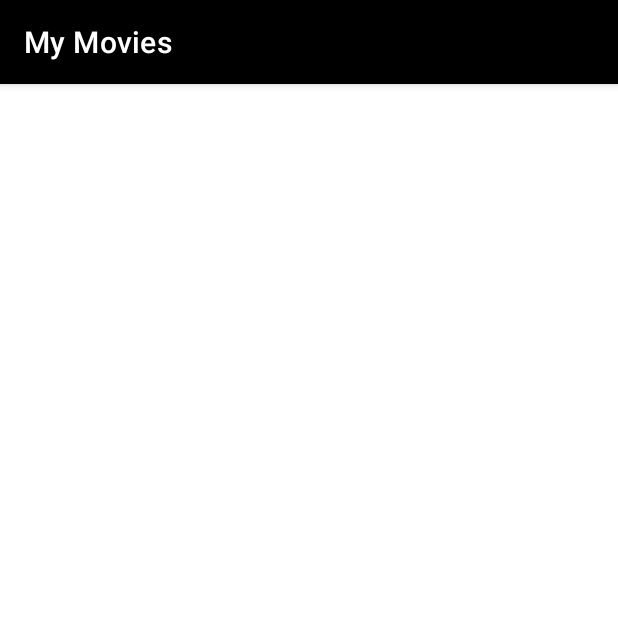
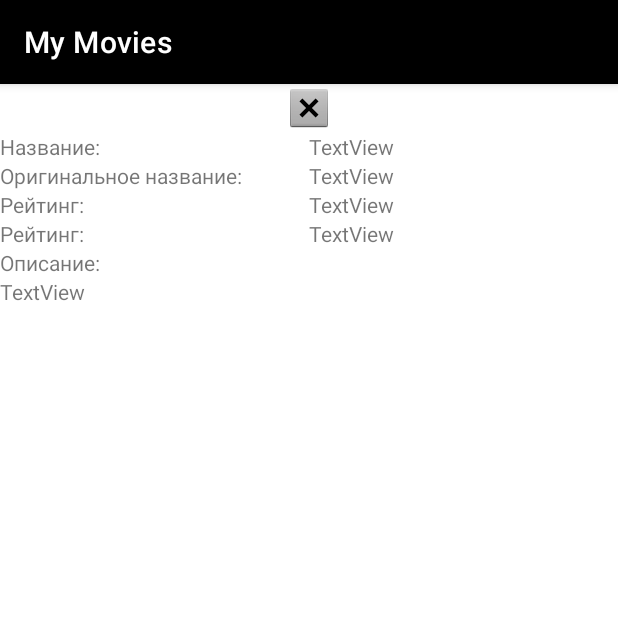
Before and after one commit to dgmedvedev/MyMovies, an Android app: the DetailActivity screen opened directly, with no data from a screen before it, on a phone screen of 412 x 824 dp, the top half of it. Run offline under Robolectric (Android 15) with nearby library versions, the phone set to English and light mode, and no system bars.

Commit message:
Changed activity_detail.xml

```diff
--- a/app/src/main/java/com/demo/mymovies/DetailActivity.java
+++ b/app/src/main/java/com/demo/mymovies/DetailActivity.java
@@ -3,12 +3,27 @@ package com.demo.mymovies;
 import androidx.appcompat.app.AppCompatActivity;
 
 import android.os.Bundle;
+import android.widget.ImageView;
+import android.widget.TextView;
 
 public class DetailActivity extends AppCompatActivity {
+
+    private ImageView imageViewBigPoster;
+    private TextView textViewTitle;
+    private TextView textViewOriginalTitle;
+    private TextView textViewRating;
+    private TextView textViewReleaseDate;
+    private TextView textViewOverview;
 
     @Override
     protected void onCreate(Bundle savedInstanceState) {
         super.onCreate(savedInstanceState);
         setContentView(R.layout.activity_detail);
+        imageViewBigPoster = findViewById(R.id.imageViewBigPoster);
+        textViewTitle = findViewById(R.id.textViewTitle);
+        textViewOriginalTitle = findViewById(R.id.textViewOriginalTitle);
+        textViewRating = findViewById(R.id.textViewRating);
+        textViewReleaseDate = findViewById(R.id.textViewReleaseDate);
+        textViewOverview = findViewById(R.id.textViewOverview);
     }
 }
--- a/app/src/main/res/layout/activity_detail.xml
+++ b/app/src/main/res/layout/activity_detail.xml
@@ -6,4 +6,104 @@
     android:layout_height="match_parent"
     tools:context=".DetailActivity">
 
+    <ImageView
+        android:id="@+id/imageViewBigPoster"
+        android:layout_width="wrap_content"
+        android:layout_height="wrap_content"
+        app:layout_constraintEnd_toEndOf="parent"
+        app:layout_constraintStart_toStartOf="parent"
+        app:layout_constraintTop_toTopOf="parent"
+        app:srcCompat="@android:drawable/btn_dialog" />
+
+    <TextView
+        android:id="@+id/textViewLabelTitle"
+        android:layout_width="wrap_content"
+        android:layout_height="wrap_content"
+        android:text="Название:"
+        app:layout_constraintStart_toStartOf="parent"
+        app:layout_constraintTop_toBottomOf="@+id/imageViewBigPoster" />
+
+    <androidx.constraintlayout.widget.Guideline
+        android:id="@+id/guidelineCenter"
+        android:layout_width="wrap_content"
+        android:layout_height="wrap_content"
+        android:orientation="vertical"
+        app:layout_constraintGuide_percent="0.5" />
+
+    <TextView
+        android:id="@+id/textViewTitle"
+        android:layout_width="0dp"
+        android:layout_height="wrap_content"
+        android:text="TextView"
+        app:layout_constraintEnd_toEndOf="parent"
+        app:layout_constraintStart_toStartOf="@+id/guidelineCenter"
+        app:layout_constraintTop_toBottomOf="@+id/imageViewBigPoster" />
+
+    <TextView
+        android:id="@+id/textViewLabelOriginalTitle"
+        android:layout_width="wrap_content"
+        android:layout_height="wrap_content"
+        android:text="Оригинальное название:"
+        app:layout_constraintStart_toStartOf="parent"
+        app:layout_constraintTop_toBottomOf="@+id/textViewTitle" />
+
+    <TextView
+        android:id="@+id/textViewOriginalTitle"
+        android:layout_width="0dp"
+        android:layout_height="wrap_content"
+        android:text="TextView"
+        app:layout_constraintEnd_toEndOf="parent"
+        app:layout_constraintStart_toStartOf="@+id/guidelineCenter"
+        app:layout_constraintTop_toBottomOf="@+id/textViewTitle" />
+
+    <TextView
+        android:id="@+id/textViewLabelRating"
+        android:layout_width="wrap_content"
+        android:layout_height="wrap_content"
+        android:text="Рейтинг:"
+        app:layout_constraintStart_toStartOf="parent"
+        app:layout_constraintTop_toBottomOf="@+id/textViewOriginalTitle" />
+
+    <TextView
+        android:id="@+id/textViewRating"
+        android:layout_width="0dp"
+        android:layout_height="wrap_content"
+        android:text="TextView"
+        app:layout_constraintEnd_toEndOf="parent"
+        app:layout_constraintStart_toStartOf="@+id/guidelineCenter"
+        app:layout_constraintTop_toBottomOf="@+id/textViewOriginalTitle" />
+
+    <TextView
+        android:id="@+id/textViewLabelReleaseDate"
+        android:layout_width="wrap_content"
+        android:layout_height="wrap_content"
+        android:text="Рейтинг:"
+        app:layout_constraintStart_toStartOf="parent"
+        app:layout_constraintTop_toBottomOf="@+id/textViewRating" />
+
+    <TextView
+        android:id="@+id/textViewReleaseDate"
+        android:layout_width="0dp"
+        android:layout_height="wrap_content"
+        android:text="TextView"
+        app:layout_constraintEnd_toEndOf="parent"
+        app:layout_constraintStart_toStartOf="@+id/guidelineCenter"
+        app:layout_constraintTop_toBottomOf="@+id/textViewRating" />
+
+    <TextView
+        android:id="@+id/textViewLabelOverview"
+        android:layout_width="wrap_content"
+        android:layout_height="wrap_content"
+        android:text="Описание:"
+        app:layout_constraintStart_toStartOf="parent"
+        app:layout_constraintTop_toBottomOf="@+id/textViewReleaseDate" />
+
+    <TextView
+        android:id="@+id/textViewOverview"
+        android:layout_width="wrap_content"
+        android:layout_height="wrap_content"
+        android:text="TextView"
+        app:layout_constraintStart_toStartOf="parent"
+        app:layout_constraintTop_toBottomOf="@+id/textViewLabelOverview" />
+
 </androidx.constraintlayout.widget.ConstraintLayout>
```
